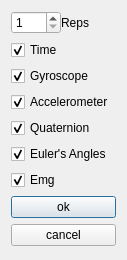
The window that UIMyoWekaGenFiles/FlagsDialog.ui (DMIunipg/AI-Gestures-Classifier) describes before a commit, drawn with Qt 5.
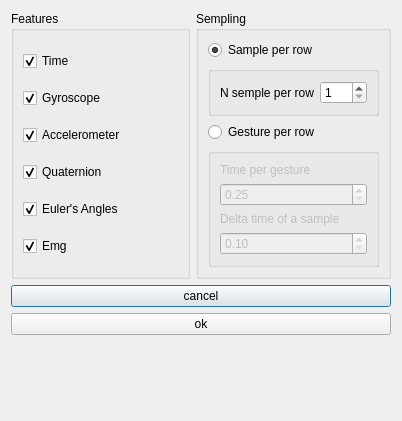
The same window after the commit.

Commit message: Added "export per second and sampling with delta time"

What changed in the file:
```diff
--- a/UIMyoWekaGenFiles/FlagsDialog.ui
+++ b/UIMyoWekaGenFiles/FlagsDialog.ui
@@ -6,8 +6,8 @@
    <rect>
     <x>0</x>
     <y>0</y>
-    <width>127</width>
-    <height>260</height>
+    <width>402</width>
+    <height>421</height>
    </rect>
   </property>
   <property name="windowTitle">
@@ -15,38 +15,13 @@
   </property>
   <layout class="QVBoxLayout" name="verticalLayout">
    <item>
-    <layout class="QHBoxLayout" name="mHLReps">
-     <property name="spacing">
-      <number>0</number>
-     </property>
-     <property name="sizeConstraint">
-      <enum>QLayout::SetFixedSize</enum>
-     </property>
+    <layout class="QHBoxLayout" name="horizontalLayout">
      <item>
-      <widget class="QSpinBox" name="mSBReps">
-       <property name="maximumSize">
-        <size>
-         <width>50</width>
-         <height>16777215</height>
-        </size>
+      <widget class="QGroupBox" name="groupBox_3">
+       <property name="title">
+        <string>Features</string>
        </property>
-       <property name="minimum">
-        <number>1</number>
-       </property>
-       <property name="maximum">
-        <number>100</number>
-       </property>
-      </widget>
-     </item>
-     <item>
-      <widget class="QLabel" name="mLBReps">
-       <property name="text">
-        <string>Reps</string>
-       </property>
-      </widget>
-     </item>
-    </layout>
-   </item>
+       <layout class="QVBoxLayout" name="verticalLayout_5">
    <item>
     <widget class="QCheckBox" name="mCBTime">
      <property name="text">
@@ -113,12 +88,114 @@
      </property>
     </widget>
    </item>
+       </layout>
+      </widget>
+     </item>
    <item>
-    <widget class="QPushButton" name="mPBOk">
+      <widget class="QGroupBox" name="groupBox_4">
+       <property name="title">
+        <string>Sempling</string>
+       </property>
+       <layout class="QVBoxLayout" name="verticalLayout_2">
+        <item>
+         <widget class="QRadioButton" name="mRBSempleMode">
      <property name="text">
-      <string>ok</string>
-     </property>
-    </widget>
+           <string>Sample per row</string>
+          </property>
+          <property name="checked">
+           <bool>true</bool>
+          </property>
+         </widget>
+        </item>
+        <item>
+         <widget class="QGroupBox" name="mGBSemplePerRow">
+          <property name="title">
+           <string/>
+          </property>
+          <layout class="QHBoxLayout" name="horizontalLayout_4">
+           <item>
+            <widget class="QLabel" name="mLBReps">
+             <property name="text">
+              <string>N semple per row</string>
+             </property>
+            </widget>
+           </item>
+           <item>
+            <widget class="QSpinBox" name="mSBReps">
+             <property name="maximumSize">
+              <size>
+               <width>50</width>
+               <height>16777215</height>
+              </size>
+             </property>
+             <property name="minimum">
+              <number>1</number>
+             </property>
+             <property name="maximum">
+              <number>100</number>
+             </property>
+            </widget>
+           </item>
+          </layout>
+         </widget>
+        </item>
+        <item>
+         <widget class="QRadioButton" name="mRBGestureMode">
+          <property name="text">
+           <string>Gesture per row</string>
+          </property>
+         </widget>
+        </item>
+        <item>
+         <widget class="QGroupBox" name="mGBGesturePerRow">
+          <property name="enabled">
+           <bool>false</bool>
+          </property>
+          <property name="title">
+           <string/>
+          </property>
+          <layout class="QVBoxLayout" name="verticalLayout_6">
+           <item>
+            <widget class="QLabel" name="label">
+             <property name="text">
+              <string>Time per gesture</string>
+             </property>
+            </widget>
+           </item>
+           <item>
+            <widget class="QDoubleSpinBox" name="mDSBTimePerGesture">
+             <property name="minimum">
+              <double>0.250000000000000</double>
+             </property>
+             <property name="singleStep">
+              <double>0.250000000000000</double>
+             </property>
+            </widget>
+           </item>
+           <item>
+            <widget class="QLabel" name="label_2">
+             <property name="text">
+              <string>Delta time of a sample</string>
+             </property>
+            </widget>
+           </item>
+           <item>
+            <widget class="QDoubleSpinBox" name="mDSBDeltaTimeOfASemple">
+             <property name="minimum">
+              <double>0.100000000000000</double>
+             </property>
+             <property name="singleStep">
+              <double>0.050000000000000</double>
+             </property>
+            </widget>
+           </item>
+          </layout>
+         </widget>
+        </item>
+       </layout>
+      </widget>
+     </item>
+    </layout>
    </item>
    <item>
     <widget class="QPushButton" name="mPBCancel">
@@ -127,6 +204,13 @@
      </property>
     </widget>
    </item>
+   <item>
+    <widget class="QPushButton" name="mPBOk">
+     <property name="text">
+      <string>ok</string>
+     </property>
+    </widget>
+   </item>
    <item>
     <spacer name="mVSBottom">
      <property name="orientation">
```
Left out of the diff: 2 changed lines with no effect on the pictures. Lines whose indentation alone changed are shown as unchanged. The commit also changes 10 other files.
